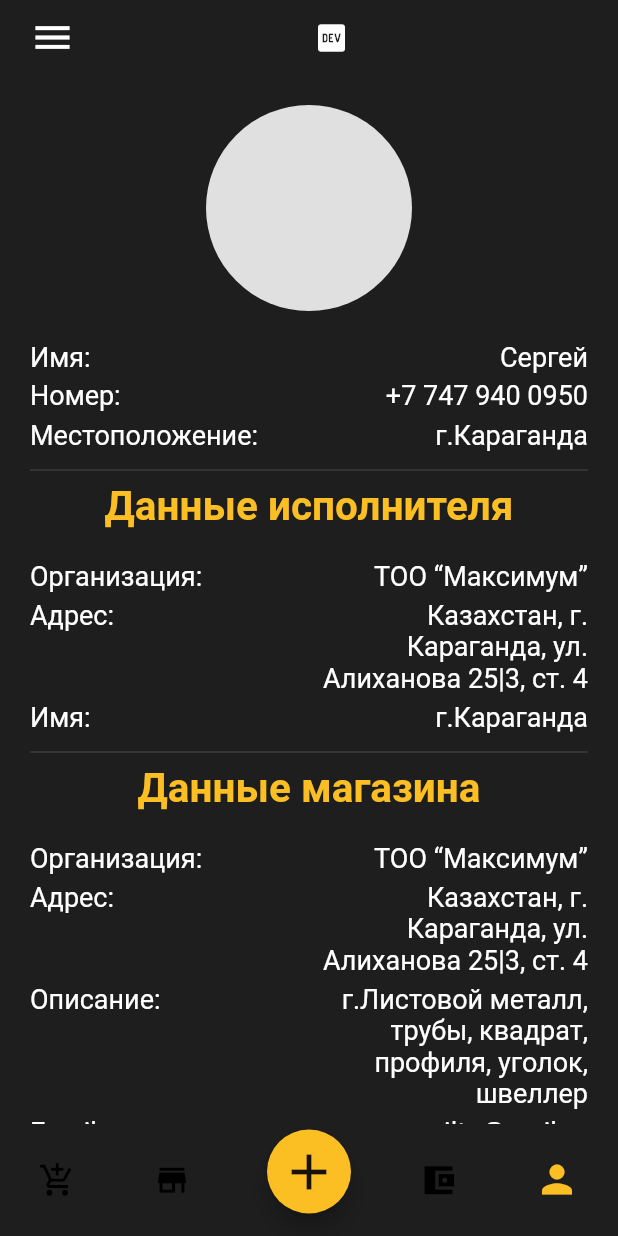
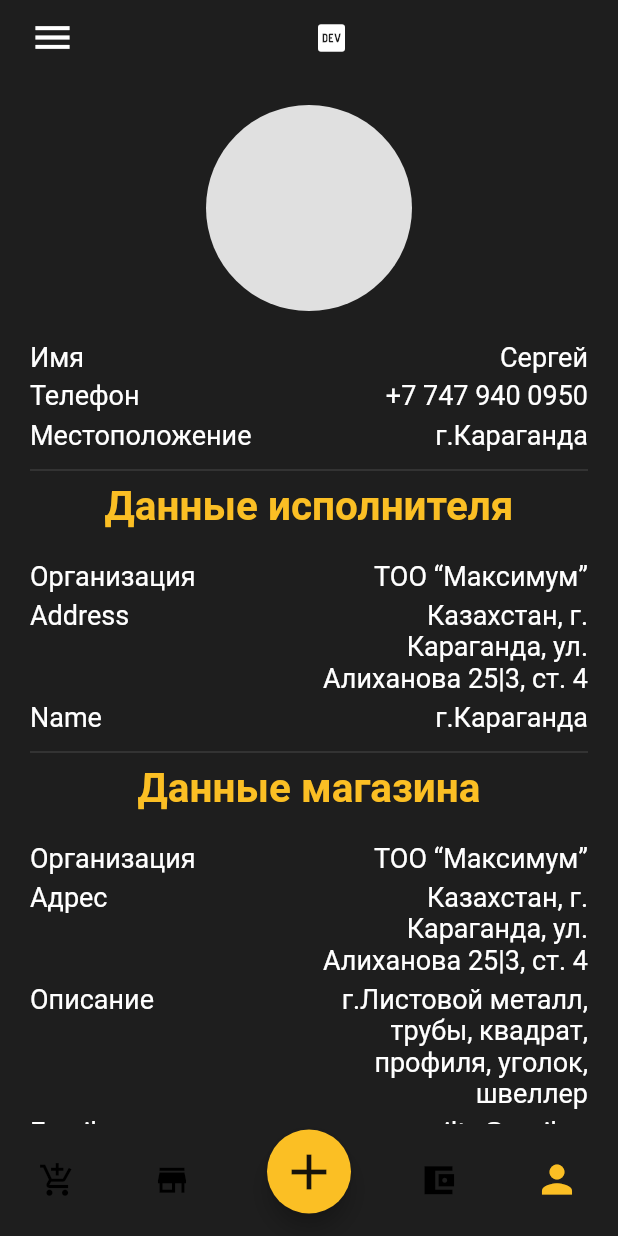
Before and after one commit to Manover-metal/megaladon_app, a Flutter app: the ProfileScreen screen opened by its route, on a phone screen of 412 x 824 dp. Run offline on Flutter 3.47's test engine with Material 2 defaults, Android fonts, the phone set to English and light mode, and no system bars; our stand-ins replace auto_route, bloc, dio, easy_localization, equatable, flex_color_scheme and 6 more; missing offline and left inert: flutter_picker, teledart; accounts and stored records are empty; generated files the repository leaves out were written again; network calls fail; statements that could not run were skipped.

Commit message:
work_localization_1

```diff
--- a/lib/main.dart
+++ b/lib/main.dart
@@ -1,3 +1,5 @@
+// ignore_for_file: prefer_const_constructors
+
 import 'package:easy_localization/easy_localization.dart';
 import 'package:flutter/cupertino.dart';
 import 'package:flutter/material.dart';
@@ -38,6 +40,7 @@ void main() async {
   runApp(
     EasyLocalization(
       assetLoader: CodegenLoader(),
+      // ignore: prefer_const_literals_to_create_immutables
       supportedLocales: [
         Locale('en'),
         Locale('ru')
--- a/lib/presentation/screens/auth/register/register_executor_screen.dart
+++ b/lib/presentation/screens/auth/register/register_executor_screen.dart
@@ -1,3 +1,5 @@
+// ignore_for_file: use_key_in_widget_constructors, prefer_const_constructors
+
 import 'package:flutter/material.dart';
 import 'package:megaladon/presentation/widgets/buttons/elevated_button.dart';
 import 'package:megaladon/presentation/widgets/form/field/text_field.dart';
@@ -13,6 +15,7 @@ class RegisterExecutorScreen extends StatelessWidget {
             padding: EdgeInsets.all(20),
             child: Column(
               children: [
+
                 TitleApp('Регистрация исполнителя'),
                 SizedBox(height: 20,),
                 TextFieldApp(),
@@ -22,6 +25,7 @@ class RegisterExecutorScreen extends StatelessWidget {
                 ElevatedButtonApp(text: 'Продолжить'),
                 Text.rich(
                     TextSpan(
+                        // ignore: prefer_const_literals_to_create_immutables
                         children: [
                           TextSpan(text: 'Нажимая на кнопку “Продолжить”, вы принимаете '),
                           TextSpan(text: 'Условия пользовательского соглашения',
--- a/lib/presentation/screens/orders/list_orders_screen.dart
+++ b/lib/presentation/screens/orders/list_orders_screen.dart
@@ -1,3 +1,4 @@
+import 'package:easy_localization/easy_localization.dart';
 import 'package:flutter/material.dart';
 import 'package:flutter_bloc/flutter_bloc.dart';
 import 'package:megaladon/logic/screens/orders/main/order_screen_main_cubit.dart';
@@ -7,6 +8,7 @@ import 'package:megaladon/presentation/widgets/card/order_card.dart';
 import 'package:megaladon/presentation/widgets/loader.dart';
 import 'package:megaladon/presentation/widgets/navigate/header.dart';
 import 'package:megaladon/presentation/widgets/text/title.dart';
+import 'package:megaladon/generated/locale_keys.g.dart';
 
 class ListOrdersScreen extends StatefulWidget {
   @override
@@ -64,8 +66,10 @@ class _ListOrdersScreenState extends State<ListOrdersScreen> {
                         child: Column(
                           children: [
                             HeaderAppBar(isMenu: true, ),
-                            TitleApp('Заказы'),
+                            TitleApp(LocaleKeys.Orders.tr()),
                             SizedBox(height: 20,),
+
+
                           ],
                         ),
                       ),
--- a/lib/presentation/screens/profile/profile_screen.dart
+++ b/lib/presentation/screens/profile/profile_screen.dart
@@ -1,4 +1,8 @@
+// ignore_for_file: use_key_in_widget_constructors, prefer_const_constructors
+
+import 'package:easy_localization/easy_localization.dart';
 import 'package:flutter/material.dart';
+import 'package:megaladon/generated/locale_keys.g.dart';
 import 'package:megaladon/presentation/widgets/list/file_download_list.dart';
 import 'package:megaladon/presentation/widgets/navigate/header.dart';
 import 'package:megaladon/presentation/widgets/text/title.dart';
@@ -20,28 +24,28 @@ class ProfileScreen extends StatelessWidget {
                   backgroundColor: Colors.grey.shade300,
                 ),
                 SizedBox(height: 20,),
-                DataTile(title: 'Имя: ', data: 'Cергей'),
-                DataTile(title: 'Номер: ', data: '+7 747 940 0950'),
-                DataTile(title: 'Местоположение: ', data: 'г.Караганда'),
+                DataTile(title: LocaleKeys.Name.tr(), data: 'Cергей'),
+                DataTile(title: LocaleKeys.Telephone.tr() , data: '+7 747 940 0950'),
+                DataTile(title: LocaleKeys.Location.tr(), data: 'г.Караганда'),
                 Divider(thickness: 1),
-                TitleApp('Данные исполнителя'),
+                TitleApp(LocaleKeys.Artist_data.tr()),
                 SizedBox(height: 20,),
 
-                DataTile(title: 'Организация: ', data: 'ТОО “Максимум”'),
-                DataTile(title: 'Адрес: ', data: 'Казахстан, г. Караганда, ул. Алиханова 25|3, ст. 4'),
-                DataTile(title: 'Имя: ', data: 'г.Караганда'),
+                DataTile(title: LocaleKeys.Organization.tr(), data: 'ТОО “Максимум”'),
+                DataTile(title: LocaleKeys.Address, data: 'Казахстан, г. Караганда, ул. Алиханова 25|3, ст. 4'),
+                DataTile(title: LocaleKeys.Name, data: 'г.Караганда'),
                 Divider(thickness: 1),
-                TitleApp('Данные магазина'),
+                TitleApp(LocaleKeys.Store_data.tr()),
                 SizedBox(height: 20,),
 
-                DataTile(title: 'Организация: ', data: 'ТОО “Максимум”'),
-                DataTile(title: 'Адрес: ', data: 'Казахстан, г. Караганда, ул. Алиханова 25|3, ст. 4'),
-                DataTile(title: 'Описание: ', data: 'г.Листовой металл, трубы, квадрат, профиля, уголок, швеллер'),
-                DataTile(title: 'Email: ', data: 'mailto@mail.ru'),
-                DataTile(title: 'Телефон: ', data: '+7 (123) 456-78-91'),
-                DataTile(title: 'Сайт: ', data: 'steel-astana.kz'),
+                DataTile(title: LocaleKeys.Organization.tr(), data: 'ТОО “Максимум”'),
+                DataTile(title: LocaleKeys.Address.tr(), data: 'Казахстан, г. Караганда, ул. Алиханова 25|3, ст. 4'),
+                DataTile(title: LocaleKeys.Description.tr(), data: 'г.Листовой металл, трубы, квадрат, профиля, уголок, швеллер'),
+                DataTile(title: LocaleKeys.Email.tr(), data: 'mailto@mail.ru'),
+                DataTile(title: LocaleKeys.Telephone.tr(), data: '+7 (123) 456-78-91'),
+                DataTile(title: LocaleKeys.Website.tr(), data: 'steel-astana.kz'),
                 SizedBox(height: 20,),
-                SubTitleApp('Прайс листы', textAlign: TextAlign.start,),
+                SubTitleApp(LocaleKeys.Price_lists.tr(), textAlign: TextAlign.start,),
                 SizedBox(height: 10,),
                 FileDownloadList(),
                 SizedBox(height: 20,),
--- a/lib/presentation/screens/store/list_stores_screen.dart
+++ b/lib/presentation/screens/store/list_stores_screen.dart
@@ -1,5 +1,7 @@
+import 'package:easy_localization/easy_localization.dart';
 import 'package:flutter/material.dart';
 import 'package:flutter_bloc/flutter_bloc.dart';
+import 'package:megaladon/generated/locale_keys.g.dart';
 import 'package:megaladon/logic/screens/store/main/store_screen_main_cubit.dart';
 import 'package:megaladon/presentation/widgets/bottom_sheet/filters/filter_store_bottom_sheet.dart';
 import 'package:megaladon/presentation/widgets/card/store_card.dart';
@@ -52,7 +54,7 @@ class _ListStoresScreenState extends State<ListStoresScreen> {
                         child: Column(
                           children: [
                             HeaderAppBar(isMenu: true,),
-                            TitleApp('Магазины'),
+                            TitleApp(LocaleKeys.Theshops.tr()),
                             SizedBox(height: 20,),
                           ],
                         ),
--- a/lib/presentation/widgets/drawer/drawer_app.dart
+++ b/lib/presentation/widgets/drawer/drawer_app.dart
@@ -1,4 +1,5 @@
 import 'package:auto_route/auto_route.dart';
+import 'package:easy_localization/easy_localization.dart';
 import 'package:flutter/cupertino.dart';
 import 'package:flutter/material.dart';
 import 'package:flutter_bloc/flutter_bloc.dart';
@@ -8,6 +9,7 @@ import 'package:megaladon/presentation/widgets/buttons/elevated_button.dart';
 import 'package:megaladon/presentation/widgets/buttons/outlined_button.dart';
 import 'package:megaladon/presentation/widgets/tiles/drawer_route_tile.dart';
 import 'package:megaladon/presentation/widgets/tiles/drawer_tile.dart';
+import 'package:megaladon/generated/locale_keys.g.dart';
 
 class DrawerApp extends StatelessWidget {
 
@@ -74,8 +76,8 @@ class DrawerApp extends StatelessWidget {
             ),
 
             ...[
-              DrawerRouteTile(text: 'Заказы', page: InitialRouter(children: [OrderRouter()]),),
-              DrawerRouteTile(text: 'Магазины', page: InitialRouter(children: [StoreRouter()]),),
+              DrawerRouteTile(text: LocaleKeys.Orders.tr(), page: InitialRouter(children: [OrderRouter()]),),
+              DrawerRouteTile(text: LocaleKeys.Theshops.tr(), page: InitialRouter(children: [StoreRouter()]),),
               DrawerRouteTile(text: 'Торговая площадка', page: InitialRouter(children: [AdRouter()]),),
               Divider(thickness: 1,)
             ],
```
Also changed, not shown: assets/translations/en.json (+56 -1 lines), assets/translations/ru.json (+64 -1 lines), lib/presentation/screens/auth/login_screen.dart (+8 -6 lines), lib/presentation/screens/auth/register/register_user_screen.dart (+11 -6 lines), lib/presentation/screens/forms/ad/create_ad_screen.dart (+9 -7 lines), lib/presentation/screens/forms/order/create_order_screen.dart (+12 -8 lines), lib/generated/codegen_loader.g.dart, lib/generated/locale_keys.g.dart.
